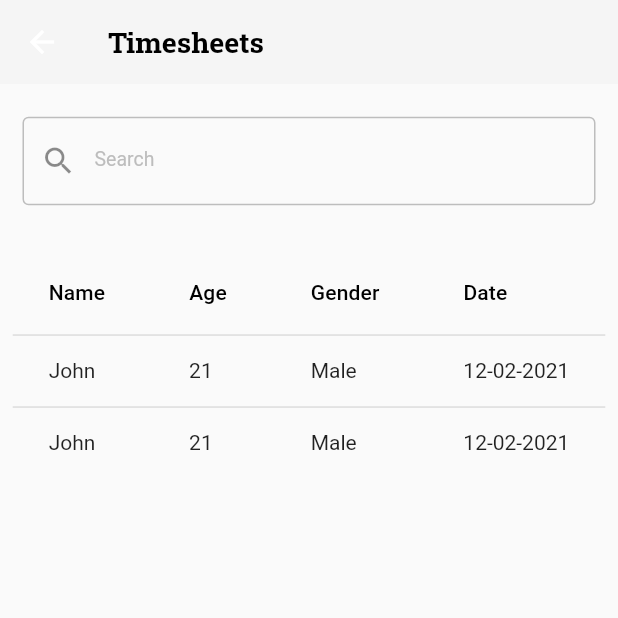
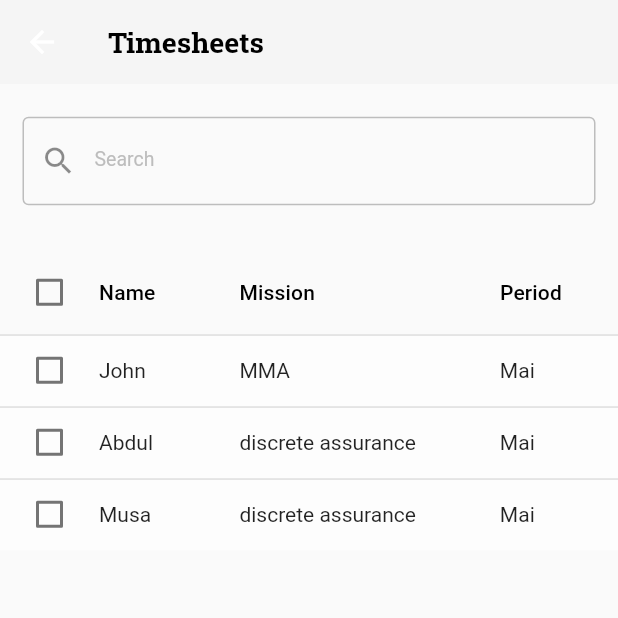
Before and after one commit to musjib999/smarcra, a Flutter app: the Timesheet screen opened directly, on a phone screen of 412 x 824 dp, the top half of it. Run offline on Flutter 3.47's test engine with Material 2 defaults, Android fonts, the phone set to English and light mode, and no system bars; our stand-ins replace argon_buttons_flutter, ionicons, sizer.

Commit message:
timesheet table done

```diff
--- /dev/null
+++ b/lib/data/dummy_data.dart
@@ -0,0 +1,7 @@
+import '../shared/models/timesheet_model.dart';
+
+List<TimesheetModel> timesheets = [
+  TimesheetModel(name: 'John', mission: 'MMA', period: 'Mai', presence: 20, absence: 0),
+  TimesheetModel(name: 'Abdul', mission: 'discrete assurance', period: 'Mai', presence: 15, absence: 0),
+  TimesheetModel(name: 'Musa', mission: 'discrete assurance', period: 'Mai', presence: 25, absence: 0),
+];
--- a/lib/module/screens/expenses/expenses.dart
+++ b/lib/module/screens/expenses/expenses.dart
@@ -34,48 +34,58 @@ class _ExpensesState extends State<Expenses> {
             DataTable(
               columns: const [
                 DataColumn(
-                  label: Text('Name'),
+                  label: Text('Name',style: TextStyle(fontSize: 13)),
                 ),
                 DataColumn(
-                  label: Text('Age'),
+                  label: Text('Start',style: TextStyle(fontSize: 13)),
                 ),
                 DataColumn(
-                  label: Text('Gender'),
+                  label: Text('Type',style: TextStyle(fontSize: 13)),
                 ),
                 DataColumn(
-                  label: Text('Date'),
+                  label: Text('Amount',style: TextStyle(fontSize: 13)),
+                ),
+                DataColumn(
+                  label: Text('Status',style: TextStyle(fontSize: 13)),
                 )
               ],
               rows: const [
                 DataRow(
-                  cells: [
+
+                  cells:  [
                     DataCell(
-                      Text('John'),
+                      Text('John',style: TextStyle(fontSize: 13)),
                     ),
                     DataCell(
-                      Text('21'),
+                      Text('21-Mai-2021',style: TextStyle(fontSize: 13)),
                     ),
                     DataCell(
-                      Text('Male'),
+                      Text('Hotel fees',style: TextStyle(fontSize: 13)),
                     ),
                     DataCell(
-                      Text('12-02-2021'),
+                      Text('20USD',style: TextStyle(fontSize: 13)),
+                    ),
+                    DataCell(
+                      Text('Validated',style: TextStyle(fontSize: 13)),
                     ),
                   ],
                 ),
                 DataRow(
                   cells: [
                     DataCell(
-                      Text('John'),
+                      Text('John',style: TextStyle(fontSize: 13)),
                     ),
                     DataCell(
-                      Text('21'),
+                      Text('21-Mai-2021', style: TextStyle(fontSize: 13),),
                     ),
                     DataCell(
-                      Text('Male'),
+                      Text('Hotel fees',style: TextStyle(fontSize: 13)),
                     ),
                     DataCell(
-                      Text('12-02-2021'),
+                      Text('20USD',style: TextStyle(fontSize: 13)),
+                    ),
+                    DataCell(
+                      Text('Validated',style: TextStyle(fontSize: 13)),
                     ),
                   ],
                 ),
--- a/lib/module/screens/leaves/leaves.dart
+++ b/lib/module/screens/leaves/leaves.dart
@@ -37,45 +37,45 @@ class _LeavesState extends State<Leaves> {
                   label: Text('Name'),
                 ),
                 DataColumn(
-                  label: Text('Age'),
+                  label: Text('Start', style: TextStyle(fontSize: 13)),
                 ),
                 DataColumn(
-                  label: Text('Gender'),
+                  label: Text('End'),
                 ),
                 DataColumn(
-                  label: Text('Date'),
+                  label: Text('Status'),
                 )
               ],
               rows: const [
                 DataRow(
                   cells: [
                     DataCell(
-                      Text('John'),
+                      Text('MArc'),
                     ),
                     DataCell(
-                      Text('21'),
+                      Text('11-Mai-2020'),
                     ),
                     DataCell(
-                      Text('Male'),
+                      Text('30-Mai-2021'),
                     ),
                     DataCell(
-                      Text('12-02-2021'),
+                      Text('Validated'),
                     ),
                   ],
                 ),
                 DataRow(
                   cells: [
                     DataCell(
-                      Text('John'),
+                      Text('MArc'),
                     ),
                     DataCell(
-                      Text('21'),
+                      Text('11-Mai-2020'),
                     ),
                     DataCell(
-                      Text('Male'),
+                      Text('30-Mai-2021'),
                     ),
                     DataCell(
-                      Text('12-02-2021'),
+                      Text('Validated'),
                     ),
                   ],
                 ),
--- a/lib/module/screens/timesheet/time_sheet.dart
+++ b/lib/module/screens/timesheet/time_sheet.dart
@@ -1,6 +1,11 @@
 import 'package:flutter/material.dart';
 import 'package:sizer/sizer.dart';
+import 'package:smarcra/shared/themes/colors.dart';
+import 'package:smarcra/shared/widgets/buttons/action_button.dart';
 import 'package:smarcra/shared/widgets/form/primary_text_field.dart';
+
+import '../../../data/dummy_data.dart';
+import '../../../shared/models/timesheet_model.dart';
 
 class Timesheet extends StatefulWidget {
   const Timesheet({Key? key}) : super(key: key);
@@ -10,13 +15,24 @@ class Timesheet extends StatefulWidget {
 }
 
 class _TimesheetState extends State<Timesheet> {
+  bool isActionButtonVisible = false;
+  List<bool> _selected = [];
+  @override
+  void initState() {
+    super.initState();
+    _selected = List<bool>.generate(timesheets.length, (int index) => false);
+  }
   @override
   Widget build(BuildContext context) {
     return Scaffold(
       appBar: AppBar(
         title: const Text('Timesheets'),
       ),
-      body: SingleChildScrollView(
+      body: Column(
+        children: [
+          SizedBox(
+            height: 65.h,
+            child: SingleChildScrollView(
               child: Column(
                 children: [
                   SizedBox(height: 5.sp),
@@ -36,53 +52,127 @@ class _TimesheetState extends State<Timesheet> {
                         label: Text('Name'),
                       ),
                       DataColumn(
-                  label: Text('Age'),
+                        label: Text('Mission'),
                       ),
                       DataColumn(
-                  label: Text('Gender'),
+                        label: Text('Period'),
                       ),
                       DataColumn(
-                  label: Text('Date'),
+                        label: Text('Presence'),
+                      ),
+                      DataColumn(
+                        label: Text('Absence'),
                       )
                     ],
-              rows: const [
-                DataRow(
+                    rows: timesheets
+                        .map(
+                          (item) => DataRow(
+                            selected: _selected[timesheets.indexOf(item)],
+                            onSelectChanged: (value){
+                                setState(() {
+                                  _selected[timesheets.indexOf(item)] = value!;
+                                  isActionButtonVisible = _selected[timesheets.indexOf(item)];
+                                });
+                            },
+                            color: MaterialStateProperty.all(_selected[timesheets.indexOf(item)] == true ? AppColors.primaryColor.withOpacity(0.3): Colors.white54),
                         cells: [
                           DataCell(
-                      Text('John'),
+                            Text(
+                              item.name,
+                              maxLines: 1,
+                              overflow: TextOverflow.ellipsis,
+                            ),
                           ),
                           DataCell(
-                      Text('21'),
+                            Text(
+                              item.mission,
+                              maxLines: 1,
+                              overflow: TextOverflow.ellipsis,
+                            ),
                           ),
                           DataCell(
-                      Text('Male'),
+                            Text(
+                              item.period,
+                              maxLines: 1,
+                              overflow: TextOverflow.ellipsis,
+                            ),
                           ),
                           DataCell(
-                      Text('12-02-2021'),
+                            Text(
+                              '${item.presence}d',
+                              maxLines: 1,
+                              overflow: TextOverflow.ellipsis,
+                            ),
+                          ),
+                          DataCell(
+                            Text(
+                              '${item.absence}d',
+                              maxLines: 1,
+                              overflow: TextOverflow.ellipsis,
+                            ),
                           ),
                         ],
                       ),
-                DataRow(
-                  cells: [
-                    DataCell(
-                      Text('John'),
-                    ),
-                    DataCell(
-                      Text('21'),
-                    ),
-                    DataCell(
-                      Text('Male'),
-                    ),
-                    DataCell(
-                      Text('12-02-2021'),
-                    ),
-                  ],
-                ),
-              ],
+                    )
+                        .toList(),
                   ),
                 ],
               ),
             ),
+          ),
+        isActionButtonVisible == true ?  Container(
+            margin: EdgeInsets.symmetric(horizontal: 8.sp),
+            height: 15.h, child: Row(
+            mainAxisAlignment: MainAxisAlignment.spaceBetween,
+            children: [
+                Expanded(
+                    child: InkWell(
+                      onTap: (){
+                        setState(() {
+
+                        });
+                      },
+                        child: const ActionButtion(title: 'Validate', icon: Icons.done,)
+                    ),
+                ),
+              SizedBox(width: 5.sp),
+              Expanded(
+                child: InkWell(
+                    onTap: (){},
+                    child: const ActionButtion(title: 'Reject', icon: Icons.close,)
+                ),
+              ),
+              SizedBox(width: 5.sp),
+              Expanded(
+                child: InkWell(
+                    onTap: (){},
+                    child: const ActionButtion(title: 'Edit', icon: Icons.edit_outlined,)
+                ),
+              ),
+            ],
+          ),) : Container(),
+        ],
+      ),
     );
   }
 }
+
+
+
+//DataRow(
+
+//                         cells: const [
+//                           DataCell(
+//                             Text('John'),
+//                           ),
+//                           DataCell(
+//                             Text('MMA'),
+//                           ),
+//                           DataCell(
+//                             Text('Mai'),
+//                           ),
+//                           DataCell(
+//                             Text('0d'),
+//                           ),
+//                         ],
+//                       ),
--- /dev/null
+++ b/lib/shared/models/timesheet_model.dart
@@ -0,0 +1,12 @@
+
+import 'package:flutter/material.dart';
+
+class TimesheetModel{
+  final String name;
+  final String mission;
+  final String period;
+  final int presence;
+  final int absence;
+  late final Color color;
+  TimesheetModel({required this.name, required this.mission, required this.period, required this.presence, required this.absence, this.color = const Color(0xffececec)});
+}
```
Also changed, not shown: lib/shared/widgets/buttons/action_button.dart (added, +44 -0 lines), 5 other files. Lines whose indentation alone changed are shown as unchanged.
